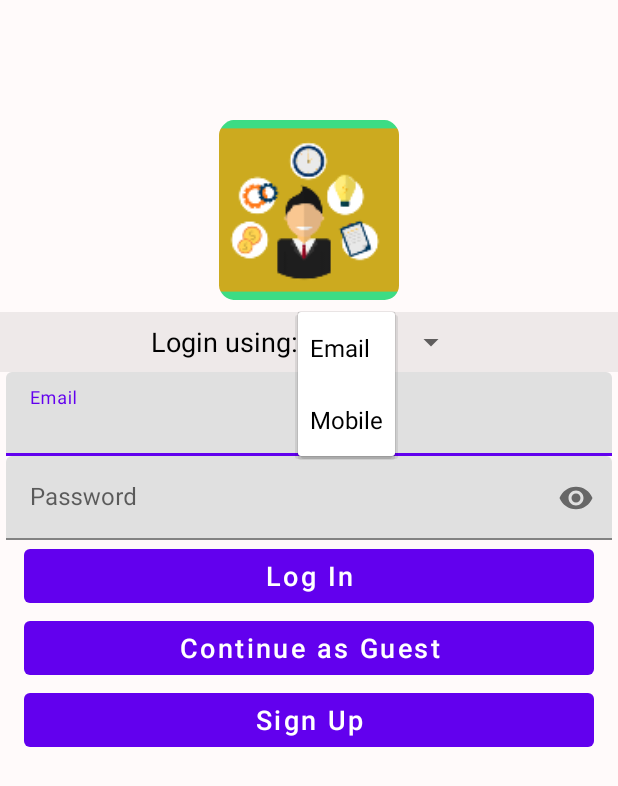
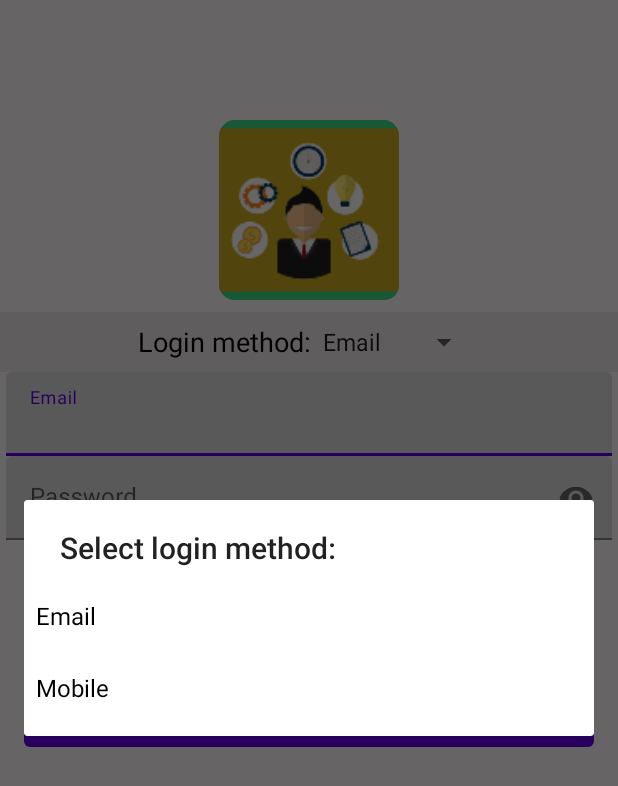
Before and after one commit to dasBikash84/shopping-manager, an Android app: the fragment FragmentLogin shown on its own in the app's theme, after a tap on "Email", on a phone screen of 412 x 824 dp. Shown: the top 786 px of the screen. Run offline under Robolectric (Android 15) with nearby library versions, the phone set to English and light mode, and no system bars; libraries missing offline, so code that uses them is left out: com.dasbikash.android_basic_utils, com.dasbikash.android_extensions, com.dasbikash.android_network_monitor, com.dasbikash.android_view_utils, com.dasbikash.snackbar_ext; 3 statements that could not run were skipped.

Commit message:
minor modification.

```diff
--- a/app/src/main/res/layout/fragment_login.xml
+++ b/app/src/main/res/layout/fragment_login.xml
@@ -58,7 +58,7 @@
                     android:text="@string/login_by_prompt"
                     android:textAlignment="gravity"
                     android:textColor="@android:color/black"
-                    android:textSize="18sp" />
+                    android:textSize="18sp"/>
                 <ImageButton
                     android:id="@+id/btn_login_benefits"
                     android:src="@drawable/ic_what"
@@ -72,7 +72,9 @@
                     android:layout_width="wrap_content"
                     android:layout_height="wrap_content"
                     android:entries="@array/log_in_options"
-                    android:minHeight="40dp" />
+                    android:spinnerMode="dialog"
+                    android:prompt="@string/login_method_selection_prompt"
+                    android:minHeight="40dp"/>
             </androidx.appcompat.widget.LinearLayoutCompat>
 
             <com.google.android.material.textfield.TextInputLayout
--- a/app/src/main/res/values/strings.xml
+++ b/app/src/main/res/values/strings.xml
@@ -16,7 +16,8 @@
     <string name="bmi_budget">Budget</string>
     <string name="bmi_shopping_list">Shopping List</string>
     <string name="bmi_more">More</string>
-    <string name="login_by_prompt">Login using:</string>
+    <string name="login_by_prompt">Login method:</string>
+    <string name="login_method_selection_prompt">Select login method:</string>
     <string name="quit_sign_up_prompt">Cancel sign up?</string>
     <string name="yes">Yes</string>
     <string name="no">No</string>
```
